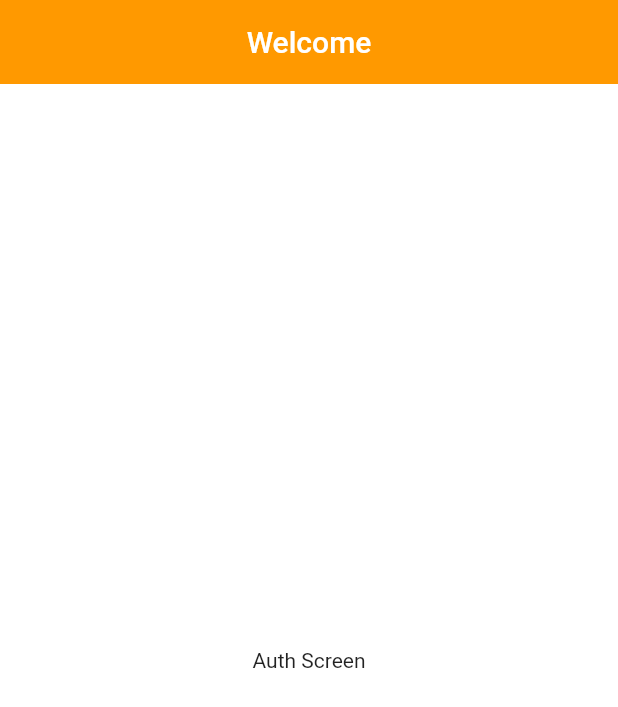
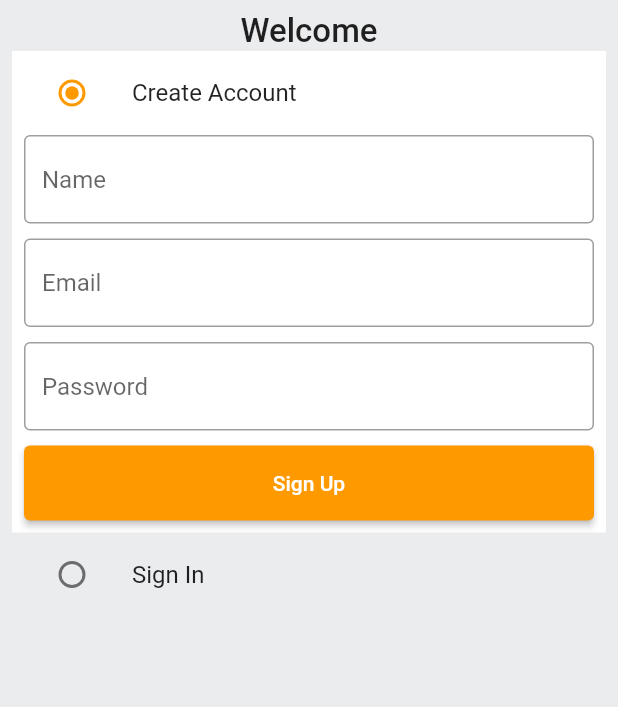
Before and after one commit to abhishek459/amazon-clone, a Flutter app: the screen it shows after launch, on a phone screen of 412 x 824 dp. Shown: the top 707 px of the screen. Run offline on Flutter 3.47's test engine with Material 2 defaults, Android fonts, the phone set to English and light mode, and no system bars.

Commit message:
Finished Auth Page UI

```diff
--- /dev/null
+++ b/lib/common/widgets/custom_button.dart
@@ -0,0 +1,21 @@
+import 'package:flutter/material.dart';
+
+class CustomButton extends StatelessWidget {
+  final String label;
+  final VoidCallback onPressed;
+  const CustomButton({
+    Key? key,
+    required this.label,
+    required this.onPressed,
+  }) : super(key: key);
+
+  @override
+  Widget build(BuildContext context) {
+    return ElevatedButton(
+      onPressed: onPressed,
+      style: ElevatedButton.styleFrom(
+          minimumSize: const Size(double.infinity, 50)),
+      child: Text(label),
+    );
+  }
+}
--- /dev/null
+++ b/lib/common/widgets/custom_textfield.dart
@@ -0,0 +1,28 @@
+import 'package:flutter/material.dart';
+
+class CustomTextField extends StatelessWidget {
+  final TextEditingController textEditingController;
+  final String hintText;
+  const CustomTextField({
+    Key? key,
+    required this.textEditingController,
+    required this.hintText,
+  }) : super(key: key);
+
+  @override
+  Widget build(BuildContext context) {
+    return TextFormField(
+      controller: textEditingController,
+      decoration: InputDecoration(
+        hintText: hintText,
+        border: const OutlineInputBorder(
+          borderSide: BorderSide(color: Colors.black38),
+        ),
+        enabledBorder: const OutlineInputBorder(
+          borderSide: BorderSide(color: Colors.black38),
+        ),
+      ),
+      // validator: ,
+    );
+  }
+}
--- a/lib/features/screens/auth_screen.dart
+++ b/lib/features/screens/auth_screen.dart
@@ -1,5 +1,14 @@
-import 'package:amazon_clone/constants/global_variables.dart';
+import 'package:amazon_clone/common/widgets/custom_button.dart';
+import 'package:amazon_clone/common/widgets/custom_textfield.dart';
 import 'package:flutter/material.dart';
+
+import '../../constants/global_variables.dart';
+import '../widgets/login_options.dart';
+
+enum Auth {
+  signup,
+  signin,
+}
 
 class AuthScreen extends StatefulWidget {
   static const String routeName = '/auth-screen';
@@ -10,13 +19,113 @@ class AuthScreen extends StatefulWidget {
 }
 
 class _AuthScreenState extends State<AuthScreen> {
+  Auth _auth = Auth.signup;
+  final _signUpFormKey = GlobalKey<FormState>();
+  final _signInFormKey = GlobalKey<FormState>();
+
+  final TextEditingController _nameController = TextEditingController();
+  final TextEditingController _emailController = TextEditingController();
+  final TextEditingController _passwordController = TextEditingController();
+
+  @override
+  void dispose() {
+    _nameController.dispose();
+    _emailController.dispose();
+    _passwordController.dispose();
+    super.dispose();
+  }
+
   @override
   Widget build(BuildContext context) {
     return Scaffold(
-      backgroundColor: GlobalVariables.backgroundColor,
-      appBar: AppBar(title: const Text('Welcome'), centerTitle: true),
-      body: const Center(
-        child: Text('Auth Screen'),
+      backgroundColor: GlobalVariables.greyBackgroundCOlor,
+      body: SafeArea(
+        child: Padding(
+          padding: const EdgeInsets.all(8.0),
+          child: Column(
+            children: [
+              const Text(
+                'Welcome',
+                style: TextStyle(
+                  fontSize: 22,
+                  fontWeight: FontWeight.w500,
+                ),
+              ),
+              LoginOptions(
+                value: Auth.signup,
+                groupValue: _auth,
+                label: 'Create Account',
+                onChanged: (Auth? value) {
+                  setState(() {
+                    _auth = value!;
+                  });
+                },
+              ),
+              if (_auth == Auth.signup)
+                Container(
+                  padding: const EdgeInsets.only(left: 8, right: 8, bottom: 8),
+                  color: GlobalVariables.backgroundColor,
+                  child: Form(
+                    key: _signUpFormKey,
+                    child: Column(
+                      children: [
+                        CustomTextField(
+                          textEditingController: _nameController,
+                          hintText: 'Name',
+                        ),
+                        const SizedBox(height: 10),
+                        CustomTextField(
+                          textEditingController: _emailController,
+                          hintText: 'Email',
+                        ),
+                        const SizedBox(height: 10),
+                        CustomTextField(
+                          textEditingController: _passwordController,
+                          hintText: 'Password',
+                        ),
+                        const SizedBox(height: 10),
+                        CustomButton(label: 'Sign Up', onPressed: () {}),
+                      ],
+                    ),
+                  ),
+                ),
+              LoginOptions(
+                value: Auth.signin,
+                groupValue: _auth,
+                label: 'Sign In',
+                onChanged: (Auth? value) {
+                  setState(() {
+                    _auth = value!;
+                  });
+                },
+              ),
+              if (_auth == Auth.signin)
+                Container(
+                  padding: const EdgeInsets.only(left: 8, right: 8, bottom: 8),
+                  color: GlobalVariables.backgroundColor,
+                  child: Form(
+                    key: _signInFormKey,
+                    child: Column(
+                      children: [
+                        const SizedBox(height: 10),
+                        CustomTextField(
+                          textEditingController: _emailController,
+                          hintText: 'Email',
+                        ),
+                        const SizedBox(height: 10),
+                        CustomTextField(
+                          textEditingController: _passwordController,
+                          hintText: 'Password',
+                        ),
+                        const SizedBox(height: 10),
+                        CustomButton(label: 'Sign Up', onPressed: () {}),
+                      ],
+                    ),
+                  ),
+                ),
+            ],
+          ),
+        ),
       ),
     );
   }
--- /dev/null
+++ b/lib/features/widgets/login_options.dart
@@ -0,0 +1,34 @@
+import 'package:flutter/material.dart';
+
+import '../../constants/global_variables.dart';
+import '../screens/auth_screen.dart';
+
+class LoginOptions extends StatelessWidget {
+  final Auth value;
+  final Auth? groupValue;
+  final void Function(Auth?)? onChanged;
+  final String label;
+  const LoginOptions({
+    Key? key,
+    required this.value,
+    required this.groupValue,
+    required this.onChanged,
+    required this.label,
+  }) : super(key: key);
+
+  @override
+  Widget build(BuildContext context) {
+    return ListTile(
+      tileColor: (groupValue == value)
+          ? GlobalVariables.backgroundColor
+          : GlobalVariables.greyBackgroundCOlor,
+      leading: Radio(
+        activeColor: GlobalVariables.secondaryColor,
+        value: value,
+        groupValue: groupValue,
+        onChanged: onChanged,
+      ),
+      title: Text(label),
+    );
+  }
+}
```
Also changed, not shown: 99 other files.
